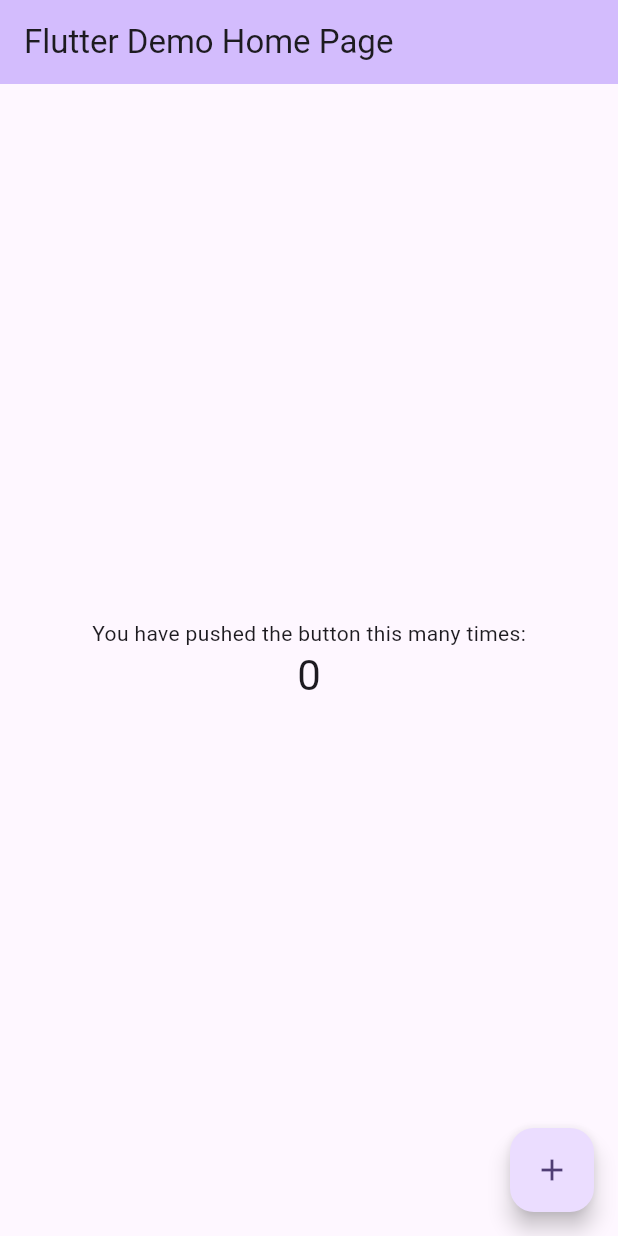
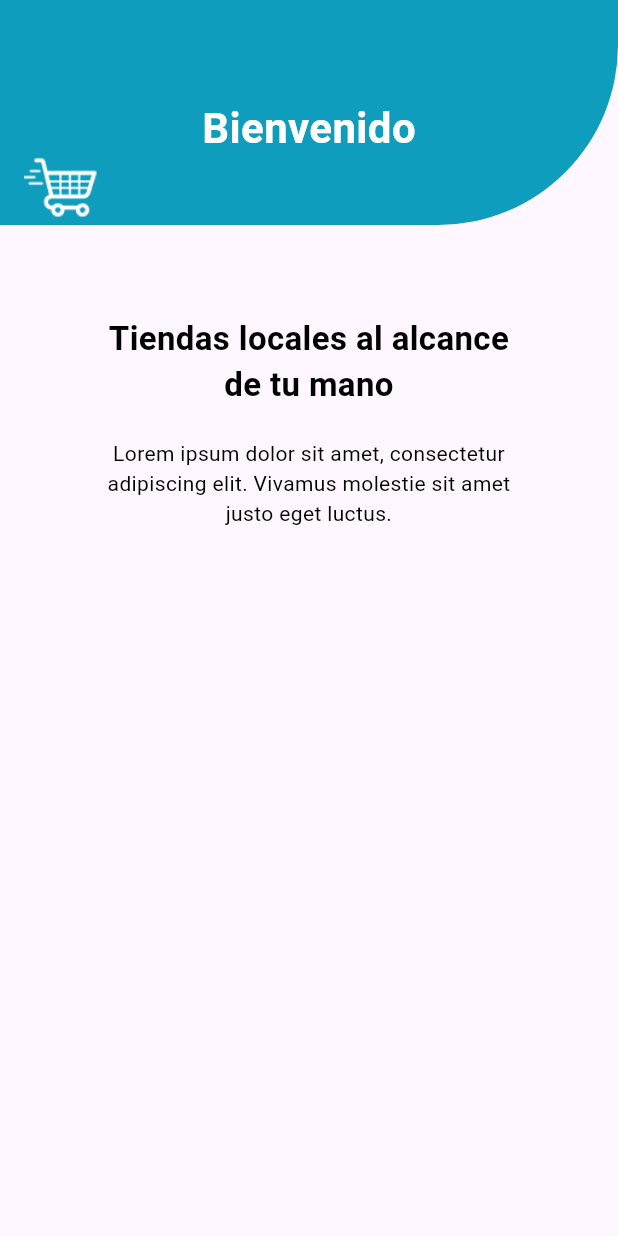
Before and after one commit to malenvac/Front-ProyectoIntegrador, a Flutter app: the screen it shows after launch, on a phone screen of 412 x 824 dp. Run offline on Flutter 3.47's test engine with Material 3 defaults, Android fonts, the phone set to English and light mode, and no system bars.

Commit message:
Se agregan pantallas y se inicia pantalla de Bienvenida

```diff
--- /dev/null
+++ b/lib/colors.dart
@@ -0,0 +1,12 @@
+// lib/colors.dart
+import 'package:flutter/material.dart';
+
+class AppColors {
+  static const primaryColor = Color(0xFF0E9DBC);
+  static const secondaryColor = Color(0xFFF5F5F5);
+  static const colorText2 = Color(0xFF8D8B8B);
+  static const errorColor = Color(0xFFC30505);
+  static const black = Color(0xFF000000);
+  static const white = Color(0xFFFFFFFF);
+  // Añade más colores según necesites
+}
--- a/lib/main.dart
+++ b/lib/main.dart
@@ -1,4 +1,6 @@
 import 'package:flutter/material.dart';
+import 'welcome.dart';
+import 'colors.dart'; // Asegúrate de que este import esté correcto
 
 void main() {
   runApp(const MyApp());
@@ -7,119 +9,22 @@
 class MyApp extends StatelessWidget {
   const MyApp({super.key});
 
-  // This widget is the root of your application.
   @override
   Widget build(BuildContext context) {
     return MaterialApp(
       title: 'Flutter Demo',
       theme: ThemeData(
-        // This is the theme of your application.
-        //
-        // TRY THIS: Try running your application with "flutter run". You'll see
-        // the application has a purple toolbar. Then, without quitting the app,
-        // try changing the seedColor in the colorScheme below to Colors.green
-        // and then invoke "hot reload" (save your changes or press the "hot
-        // reload" button in a Flutter-supported IDE, or press "r" if you used
-        // the command line to start the app).
-        //
-        // Notice that the counter didn't reset back to zero; the application
-        // state is not lost during the reload. To reset the state, use hot
-        // restart instead.
-        //
-        // This works for code too, not just values: Most code changes can be
-        // tested with just a hot reload.
-        colorScheme: ColorScheme.fromSeed(seedColor: Colors.deepPurple),
+        primaryColor: AppColors.primaryColor, // Usa el color primario definido
         useMaterial3: true,
+        textTheme: TextTheme(
+          headline4: TextStyle(
+            fontSize: 28,
+            fontWeight: FontWeight.bold,
+            color: Colors.white,
+          ),
+        ),
       ),
-      home: const MyHomePage(title: 'Flutter Demo Home Page'),
+      home: const WelcomeScreen(),
     );
   }
 }
-
-class MyHomePage extends StatefulWidget {
-  const MyHomePage({super.key, required this.title});
-
-  // This widget is the home page of your application. It is stateful, meaning
-  // that it has a State object (defined below) that contains fields that affect
-  // how it looks.
-
-  // This class is the configuration for the state. It holds the values (in this
-  // case the title) provided by the parent (in this case the App widget) and
-  // used by the build method of the State. Fields in a Widget subclass are
-  // always marked "final".
-
-  final String title;
-
-  @override
-  State<MyHomePage> createState() => _MyHomePageState();
-}
-
-class _MyHomePageState extends State<MyHomePage> {
-  int _counter = 0;
-
-  void _incrementCounter() {
-    setState(() {
-      // This call to setState tells the Flutter framework that something has
-      // changed in this State, which causes it to rerun the build method below
-      // so that the display can reflect the updated values. If we changed
-      // _counter without calling setState(), then the build method would not be
-      // called again, and so nothing would appear to happen.
-      _counter++;
-    });
-  }
-
-  @override
-  Widget build(BuildContext context) {
-    // This method is rerun every time setState is called, for instance as done
-    // by the _incrementCounter method above.
-    //
-    // The Flutter framework has been optimized to make rerunning build methods
-    // fast, so that you can just rebuild anything that needs updating rather
-    // than having to individually change instances of widgets.
-    return Scaffold(
-      appBar: AppBar(
-        // TRY THIS: Try changing the color here to a specific color (to
-        // Colors.amber, perhaps?) and trigger a hot reload to see the AppBar
-        // change color while the other colors stay the same.
-        backgroundColor: Theme.of(context).colorScheme.inversePrimary,
-        // Here we take the value from the MyHomePage object that was created by
-        // the App.build method, and use it to set our appbar title.
-        title: Text(widget.title),
-      ),
-      body: Center(
-        // Center is a layout widget. It takes a single child and positions it
-        // in the middle of the parent.
-        child: Column(
-          // Column is also a layout widget. It takes a list of children and
-          // arranges them vertically. By default, it sizes itself to fit its
-          // children horizontally, and tries to be as tall as its parent.
-          //
-          // Column has various properties to control how it sizes itself and
-          // how it positions its children. Here we use mainAxisAlignment to
-          // center the children vertically; the main axis here is the vertical
-          // axis because Columns are vertical (the cross axis would be
-          // horizontal).
-          //
-          // TRY THIS: Invoke "debug painting" (choose the "Toggle Debug Paint"
-          // action in the IDE, or press "p" in the console), to see the
-          // wireframe for each widget.
-          mainAxisAlignment: MainAxisAlignment.center,
-          children: <Widget>[
-            const Text(
-              'You have pushed the button this many times:',
-            ),
-            Text(
-              '$_counter',
-              style: Theme.of(context).textTheme.headlineMedium,
-            ),
-          ],
-        ),
-      ),
-      floatingActionButton: FloatingActionButton(
-        onPressed: _incrementCounter,
-        tooltip: 'Increment',
-        child: const Icon(Icons.add),
-      ), // This trailing comma makes auto-formatting nicer for build methods.
-    );
-  }
-}
--- /dev/null
+++ b/lib/welcome.dart
@@ -0,0 +1,89 @@
+import 'package:flutter/material.dart';
+
+class WelcomeScreen extends StatelessWidget {
+  const WelcomeScreen({Key? key}) : super(key: key);
+
+  @override
+  Widget build(BuildContext context) {
+    return Scaffold(
+      appBar: PreferredSize(
+        preferredSize: Size.fromHeight(150.0),
+        child: AppBar(
+          backgroundColor: Colors.transparent,
+          elevation: 0,
+          flexibleSpace: ClipRRect(
+            child: Container(
+              decoration: BoxDecoration(
+                color: Theme.of(context).primaryColor,
+                borderRadius: BorderRadius.only(
+                  bottomRight: Radius.circular(120),
+                ),
+              ),
+              child: Stack(
+                children: <Widget>[
+                  Align(
+                    alignment: Alignment.centerLeft,
+                    child: Padding(
+                      padding: const EdgeInsets.only(left: 16, top: 100),
+                      child: Image.asset(
+                        'assets/carrito_compras.png',
+                        width: 50,
+                        height: 50,
+                      ),
+                    ),
+                  ),
+                  Align(
+                    alignment: Alignment.center,
+                    child: Padding(
+                      padding: const EdgeInsets.only(top: 20),
+                      child: Text(
+                        'Bienvenido',
+                        style: TextStyle(
+                          color: Colors.white,
+                          fontSize: 28,
+                          fontWeight: FontWeight.bold,
+                        ),
+                      ),
+                    ),
+                  ),
+                ],
+              ),
+            ),
+          ),
+        ),
+      ),
+      body: Padding(
+        padding: const EdgeInsets.only(left: 16,top: 60.0, right: 16.0),  // Asegura el espacio desde el AppBar
+        child: Column(
+          mainAxisAlignment: MainAxisAlignment.start,  // Alineación vertical de los elementos
+          children: <Widget>[
+            Align(
+              alignment: Alignment.center,
+              child: Text(
+                'Tiendas locales al alcance \nde tu mano',
+                textAlign: TextAlign.center,
+                style: TextStyle(
+                  color: Colors.black,
+                  fontSize: 22,
+                  fontWeight: FontWeight.bold,
+                ),
+              ),
+            ),
+            Padding(
+              padding: const EdgeInsets.only(left: 16,top: 20.0,right: 16.0),  // Espacio entre los dos textos
+              child: Text(
+                'Lorem ipsum dolor sit amet, consectetur \nadipiscing elit. Vivamus molestie sit amet \njusto eget luctus.',
+                textAlign: TextAlign.center,
+                style: TextStyle(
+                  color: Colors.black,  // Color del texto
+                  fontSize: 14,  // Tamaño del texto
+                  fontWeight: FontWeight.normal,  // Peso normal del texto
+                ),
+              ),
+            ),
+          ],
+        ),
+      ),
+    );
+  }
+}
--- a/pubspec.yaml
+++ b/pubspec.yaml
@@ -58,6 +58,9 @@ flutter:
   # the material Icons class.
   uses-material-design: true
 
+  assets:
+    - assets/carrito_compras.png
+
   # To add assets to your application, add an assets section, like this:
   # assets:
   #   - images/a_dot_burr.jpeg
```
Also changed, not shown: assets/carrito_compras.png (added), lib/home.dart (added), lib/login.dart (added), lib/sing_in.dart (added), 5 other files.
